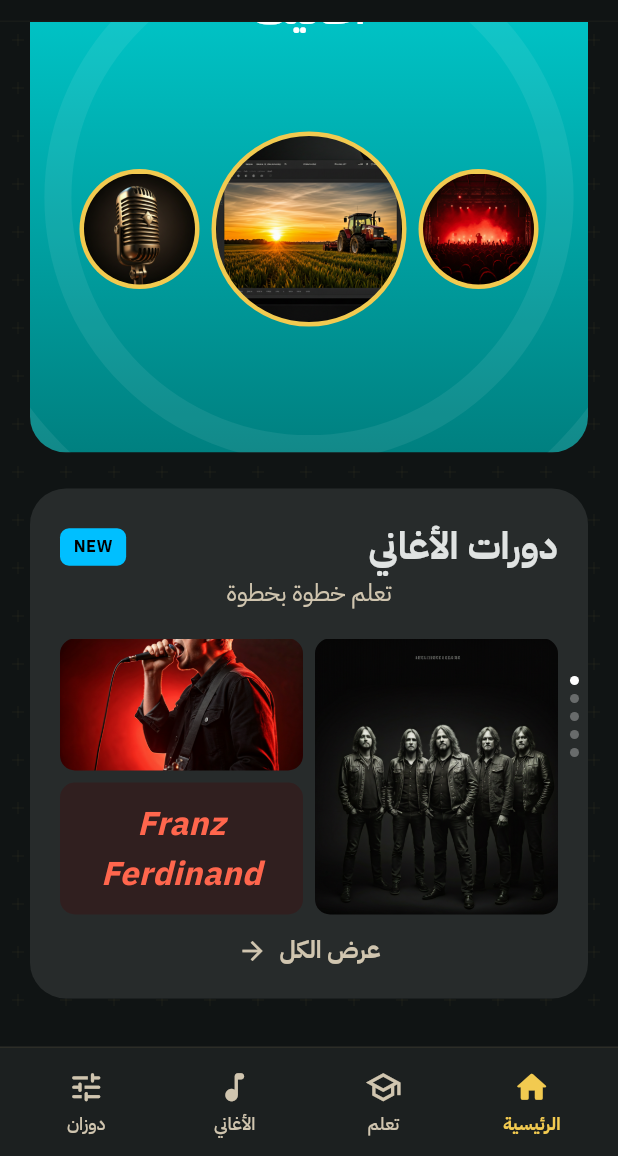
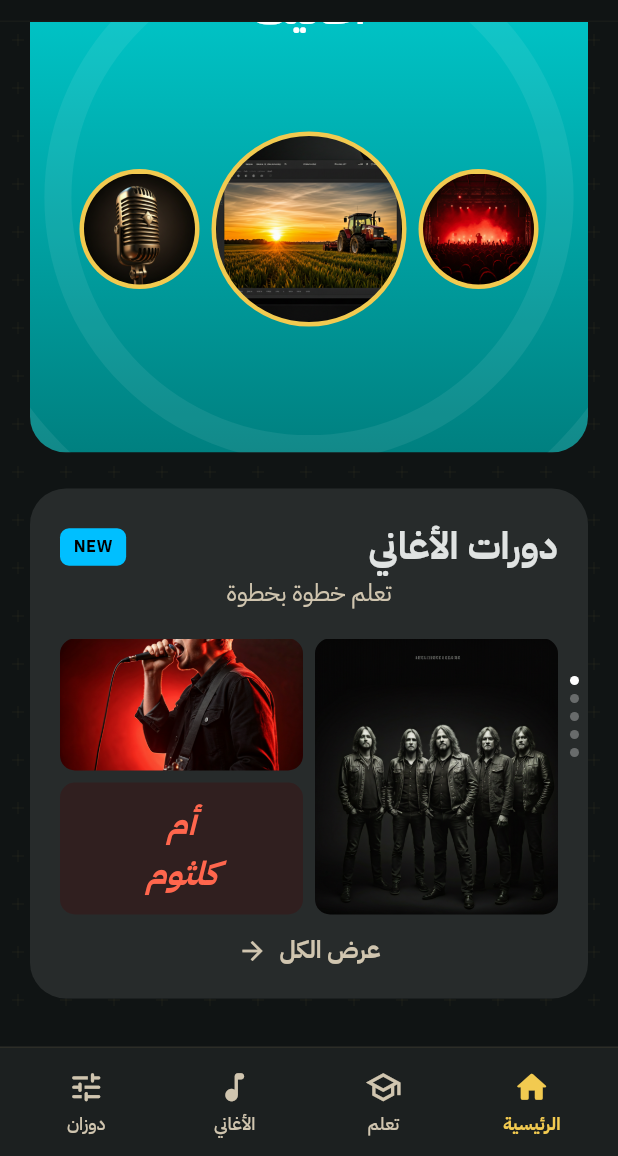
Before and after one commit to rooneyhannan/YALLA-PLAY, a Flutter app: the screen it shows after launch, scrolled down 521 dp, on a phone screen of 412 x 824 dp, the part 80-1236 px from its top. Run offline on Flutter 3.47's test engine with Material 3 defaults, Android fonts, the phone set to English and light mode, and no system bars; our stand-ins replace web; missing offline and left inert: dart:js_interop; project files that could hold a hidden picture were left out.

Commit message:
Home: an Arabic name on the song courses card, not Franz Ferdinand
Co-Authored-By: Claude Opus 5.5 <noreply@anthropic.com>
Claude-Session: https://claude.ai/code/session_01Q9tJaAQj7FPSLV4ozDZF2z

```diff
--- a/lib/features/home/presentation/dashboard_screen.dart
+++ b/lib/features/home/presentation/dashboard_screen.dart
@@ -313,9 +313,8 @@ class DashboardScreen extends StatelessWidget {
                                 ),
                                 child: const Center(
                                   child: Text(
-                                    'Franz\nFerdinand',
+                                    'أم\nكلثوم',
                                     textAlign: TextAlign.center,
-                                    textDirection: TextDirection.ltr,
                                     style: TextStyle(
                                       color: Color(0xFFFF664D),
                                       fontSize: 22,
```
